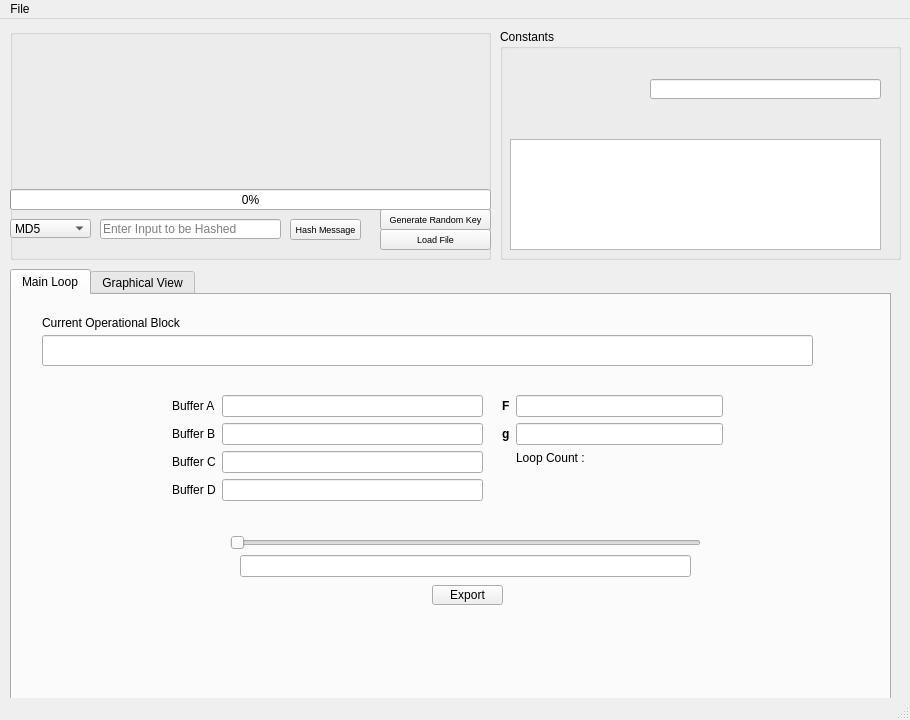
Above: mainwindow.ui from euandmj/Hash-Function-Visualiser before the change. Below: the same form after it.
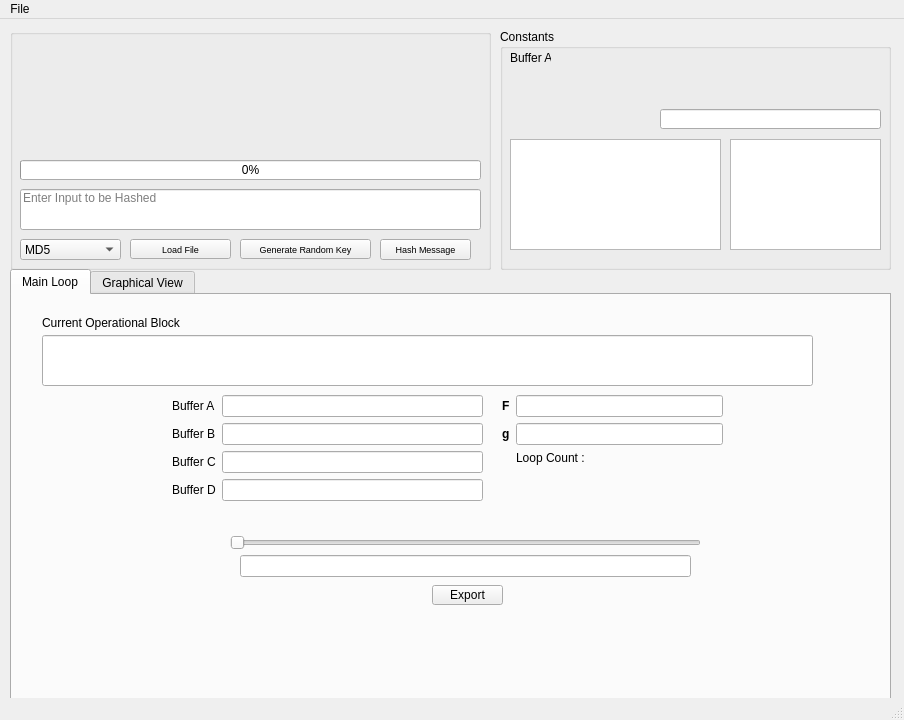
That is the form after the change. The open tabs and pages were chosen to show the change.

Diff of the .ui file:
```diff
--- a/mainwindow.ui
+++ b/mainwindow.ui
@@ -6,7 +6,7 @@
    <rect>
     <x>0</x>
     <y>0</y>
-    <width>910</width>
+    <width>904</width>
     <height>720</height>
    </rect>
   </property>
@@ -35,14 +35,14 @@
       <x>10</x>
       <y>10</y>
       <width>481</width>
-      <height>231</height>
+      <height>241</height>
      </rect>
     </property>
     <layout class="QGridLayout" name="gridLayout">
      <property name="sizeConstraint">
       <enum>QLayout::SetNoConstraint</enum>
      </property>
-     <item row="0" column="0">
+     <item row="0" column="1">
       <widget class="QGroupBox" name="mouseCaptureRegion">
        <property name="enabled">
         <bool>true</bool>
@@ -56,10 +56,10 @@
         </property>
         <property name="geometry">
          <rect>
-          <x>0</x>
-          <y>160</y>
-          <width>481</width>
-          <height>21</height>
+          <x>10</x>
+          <y>131</y>
+          <width>461</width>
+          <height>20</height>
          </rect>
         </property>
         <property name="value">
@@ -69,10 +69,10 @@
        <widget class="QComboBox" name="hashCombo">
         <property name="geometry">
          <rect>
-          <x>0</x>
-          <y>190</y>
-          <width>81</width>
-          <height>19</height>
+          <x>10</x>
+          <y>210</y>
+          <width>101</width>
+          <height>21</height>
          </rect>
         </property>
         <property name="autoFillBackground">
@@ -101,10 +101,10 @@
        <widget class="QLineEdit" name="hashInput">
         <property name="geometry">
          <rect>
-          <x>90</x>
-          <y>190</y>
-          <width>181</width>
-          <height>20</height>
+          <x>10</x>
+          <y>160</y>
+          <width>461</width>
+          <height>41</height>
          </rect>
         </property>
         <property name="layoutDirection">
@@ -116,6 +116,9 @@
         <property name="text">
          <string/>
         </property>
+        <property name="alignment">
+         <set>Qt::AlignLeading|Qt::AlignLeft|Qt::AlignTop</set>
+        </property>
         <property name="dragEnabled">
          <bool>true</bool>
         </property>
@@ -126,10 +129,10 @@
        <widget class="QPushButton" name="loadFileButton">
         <property name="geometry">
          <rect>
-          <x>370</x>
-          <y>200</y>
-          <width>111</width>
-          <height>21</height>
+          <x>120</x>
+          <y>210</y>
+          <width>101</width>
+          <height>20</height>
          </rect>
         </property>
         <property name="font">
@@ -144,10 +147,10 @@
        <widget class="QPushButton" name="randomKeyButton">
         <property name="geometry">
          <rect>
-          <x>370</x>
-          <y>180</y>
-          <width>111</width>
-          <height>21</height>
+          <x>230</x>
+          <y>210</y>
+          <width>131</width>
+          <height>20</height>
          </rect>
         </property>
         <property name="font">
@@ -162,9 +165,9 @@
        <widget class="QPushButton" name="hashButton">
         <property name="geometry">
          <rect>
-          <x>280</x>
-          <y>190</y>
-          <width>71</width>
+          <x>370</x>
+          <y>210</y>
+          <width>91</width>
           <height>21</height>
          </rect>
         </property>
@@ -186,12 +189,12 @@
      <rect>
       <x>500</x>
       <y>10</y>
-      <width>401</width>
-      <height>231</height>
+      <width>391</width>
+      <height>241</height>
      </rect>
     </property>
     <layout class="QGridLayout" name="gridLayout_3">
-     <item row="0" column="0">
+     <item row="1" column="0">
       <widget class="QGroupBox" name="groupBox">
        <property name="font">
         <font>
@@ -205,9 +208,9 @@
        <widget class="QLineEdit" name="inputBinaryText">
         <property name="geometry">
          <rect>
-          <x>150</x>
-          <y>50</y>
-          <width>231</width>
+          <x>160</x>
+          <y>80</y>
+          <width>221</width>
           <height>20</height>
          </rect>
         </property>
@@ -215,12 +218,67 @@
          <bool>true</bool>
         </property>
        </widget>
+       <widget class="QLabel" name="label_15">
+        <property name="geometry">
+         <rect>
+          <x>10</x>
+          <y>20</y>
+          <width>41</width>
+          <height>17</height>
+         </rect>
+        </property>
+        <property name="text">
+         <string>Buffer A</string>
+        </property>
+       </widget>
+       <widget class="QTableWidget" name="sineTable">
+        <property name="geometry">
+         <rect>
+          <x>230</x>
+          <y>110</y>
+          <width>151</width>
+          <height>111</height>
+         </rect>
+        </property>
+        <property name="sizePolicy">
+         <sizepolicy hsizetype="Minimum" vsizetype="Minimum">
+          <horstretch>0</horstretch>
+          <verstretch>0</verstretch>
+         </sizepolicy>
+        </property>
+        <property name="font">
+         <font>
+          <pointsize>8</pointsize>
+         </font>
+        </property>
+        <property name="frameShape">
+         <enum>QFrame::StyledPanel</enum>
+        </property>
+        <property name="verticalScrollBarPolicy">
+         <enum>Qt::ScrollBarAlwaysOff</enum>
+        </property>
+        <property name="horizontalScrollBarPolicy">
+         <enum>Qt::ScrollBarAlwaysOff</enum>
+        </property>
+        <property name="sizeAdjustPolicy">
+         <enum>QAbstractScrollArea::AdjustToContentsOnFirstShow</enum>
+        </property>
+        <attribute name="horizontalHeaderVisible">
+         <bool>false</bool>
+        </attribute>
+        <attribute name="horizontalHeaderStretchLastSection">
+         <bool>true</bool>
+        </attribute>
+        <attribute name="verticalHeaderVisible">
+         <bool>false</bool>
+        </attribute>
+       </widget>
        <widget class="QTextEdit" name="blockText">
         <property name="geometry">
          <rect>
           <x>10</x>
           <y>110</y>
-          <width>371</width>
+          <width>211</width>
           <height>111</height>
          </rect>
         </property>
@@ -376,7 +434,7 @@
            <x>30</x>
            <y>40</y>
            <width>771</width>
-           <height>31</height>
+           <height>51</height>
           </rect>
          </property>
          <property name="font">
@@ -384,9 +442,15 @@
            <pointsize>7</pointsize>
           </font>
          </property>
+         <property name="alignment">
+          <set>Qt::AlignCenter</set>
+         </property>
          <property name="readOnly">
           <bool>true</bool>
          </property>
+         <property name="clearButtonEnabled">
+          <bool>false</bool>
+         </property>
         </widget>
         <widget class="QLabel" name="loopCountLabel_2">
          <property name="geometry">
@@ -545,7 +609,7 @@
     <rect>
      <x>0</x>
      <y>0</y>
-     <width>910</width>
+     <width>904</width>
      <height>17</height>
     </rect>
    </property>
```
Left out of the diff: 2 changed lines with no effect on the pictures.
